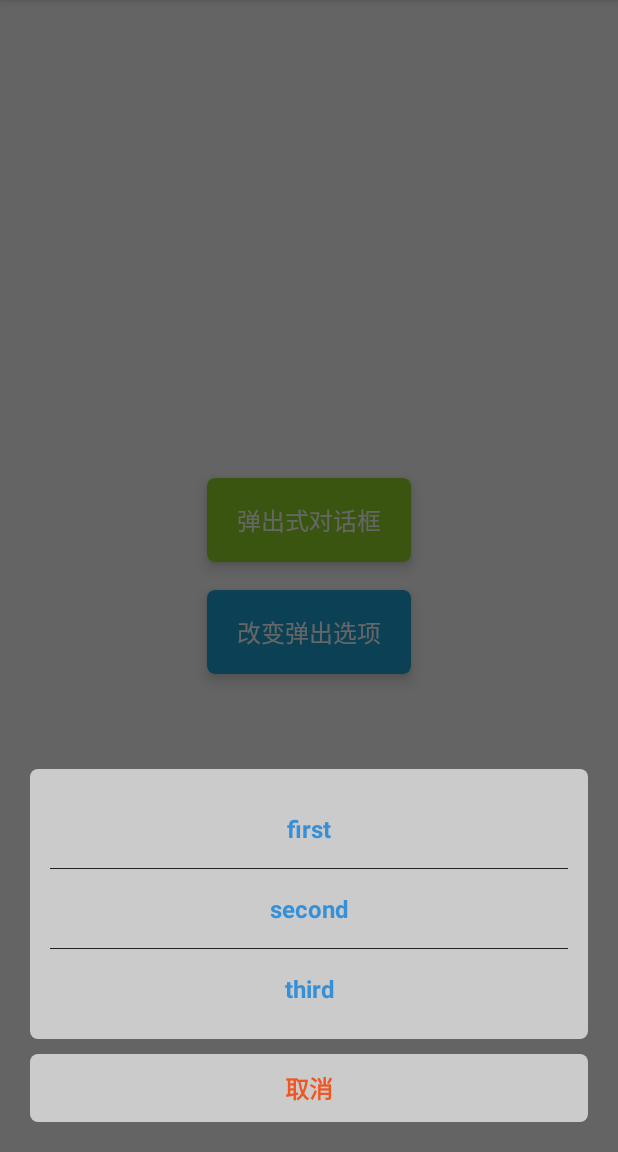
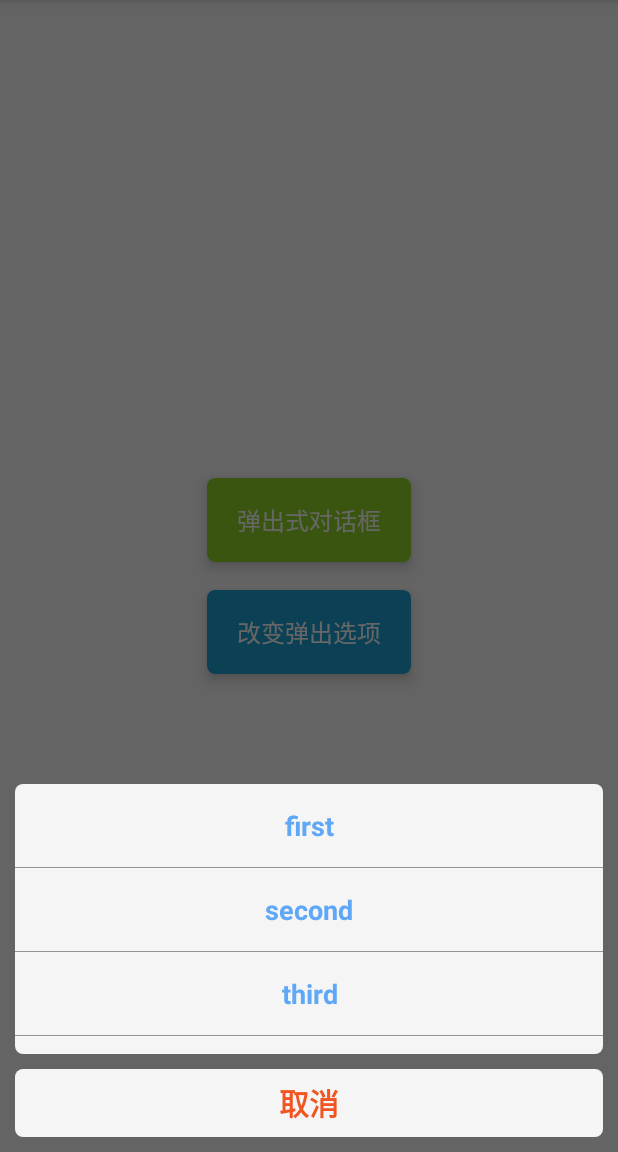
Before and after one commit to cjlmonster/PopupDialog, an Android app: the screen it shows after launch (MainActivity), after a tap on "弹出式对话框", on a phone screen of 412 x 824 dp, the part 84-1236 px from its top. Run offline under Robolectric (Android 15) with nearby library versions, the phone set to English and light mode, and no system bars.

Commit message:
修改ui

```diff
--- a/library/src/main/res/anim/popup_dialog_enter.xml
+++ b/library/src/main/res/anim/popup_dialog_enter.xml
@@ -1,5 +1,11 @@
 <?xml version="1.0" encoding="utf-8"?>
-<translate xmlns:android="http://schemas.android.com/apk/res/android"
-    android:fromYDelta="100%p"
-    android:duration="300"
-    android:interpolator="@android:anim/accelerate_decelerate_interpolator"/>
+<set xmlns:android="http://schemas.android.com/apk/res/android"
+    android:interpolator="@android:anim/accelerate_decelerate_interpolator">
+    <translate
+        android:duration="300"
+        android:fromYDelta="100%p" />
+    <alpha
+        android:duration="300"
+        android:fromAlpha="0.0"
+        android:toAlpha="1.0" />
+</set>
--- a/library/src/main/res/anim/popup_dialog_exit.xml
+++ b/library/src/main/res/anim/popup_dialog_exit.xml
@@ -1,5 +1,11 @@
 <?xml version="1.0" encoding="utf-8"?>
-<translate xmlns:android="http://schemas.android.com/apk/res/android"
-    android:toYDelta="100%p"
-    android:duration="500"
-    android:interpolator="@android:anim/linear_interpolator"/>
+<set xmlns:android="http://schemas.android.com/apk/res/android"
+    android:interpolator="@android:anim/linear_interpolator">
+    <translate
+        android:duration="600"
+        android:toYDelta="100%p" />
+    <alpha
+        android:duration="600"
+        android:fromAlpha="1.0"
+        android:toAlpha="0.0" />
+</set>
--- a/library/src/main/res/layout/item.xml
+++ b/library/src/main/res/layout/item.xml
@@ -10,7 +10,7 @@
         android:layout_height="match_parent"
         android:textStyle="bold"
         android:padding="15dp"
-        android:textSize="16sp"
+        android:textSize="@dimen/popup_dialog_listview_text_size"
         android:gravity="center"
         android:textColor="@color/popup_dialog_list_text_color"/>
 </LinearLayout>
--- a/library/src/main/res/layout/popup_dialog_layout.xml
+++ b/library/src/main/res/layout/popup_dialog_layout.xml
@@ -11,7 +11,8 @@
         android:layout_height="wrap_content"
         android:background="@drawable/popup_dialog_listview_bg"
         android:listSelector="#00000000"
-        android:padding="13dp"
+        android:divider="@color/popup_dialog_divider_color"
+        android:dividerHeight="@dimen/popup_dialog_listview_divider_height"
         android:scrollbars="none"
         android:headerDividersEnabled="false"
         android:footerDividersEnabled="false"/>
--- a/library/src/main/res/values/colors.xml
+++ b/library/src/main/res/values/colors.xml
@@ -1,10 +1,11 @@
 <?xml version="1.0" encoding="utf-8"?>
 <resources>
-    <color name="popup_dialog_listview_bg">#aaffffff</color>
-    <color name="popup_dialog_list_pressed">#11000000</color>
+    <color name="popup_dialog_listview_bg">#eeffffff</color>
+    <color name="popup_dialog_list_pressed">#10000000</color>
     <color name="popup_dialog_list_normal">#00000000</color>
-    <color name="popup_dialog_btn_pressed">#33000000</color>
-    <color name="popup_dialog_btn_normal">#aaffffff</color>
-    <color name="popup_dialog_list_text_color">#3590da</color>
+    <color name="popup_dialog_btn_pressed">#30000000</color>
+    <color name="popup_dialog_btn_normal">#eeffffff</color>
+    <color name="popup_dialog_list_text_color">#5FA7F7</color>
     <color name="popup_dialog_btn_text_color">#f15522</color>
+    <color name="popup_dialog_divider_color">#66000000</color>
 </resources>
--- a/library/src/main/res/values/dimens.xml
+++ b/library/src/main/res/values/dimens.xml
@@ -2,6 +2,8 @@
 <resources>
     <dimen name="popup_dialog_corner">5dp</dimen>
     <dimen name="popup_dialog_list_and_btn_margin">10dp</dimen>
-    <dimen name="popup_dialog_content_margin">20dp</dimen>
-    <dimen name="popup_dialog_text_size">16sp</dimen>
+    <dimen name="popup_dialog_content_margin">10dp</dimen>
+    <dimen name="popup_dialog_text_size">20sp</dimen>
+    <dimen name="popup_dialog_listview_divider_height">0.5dp</dimen>
+    <dimen name="popup_dialog_listview_text_size">18sp</dimen>
 </resources>
```
